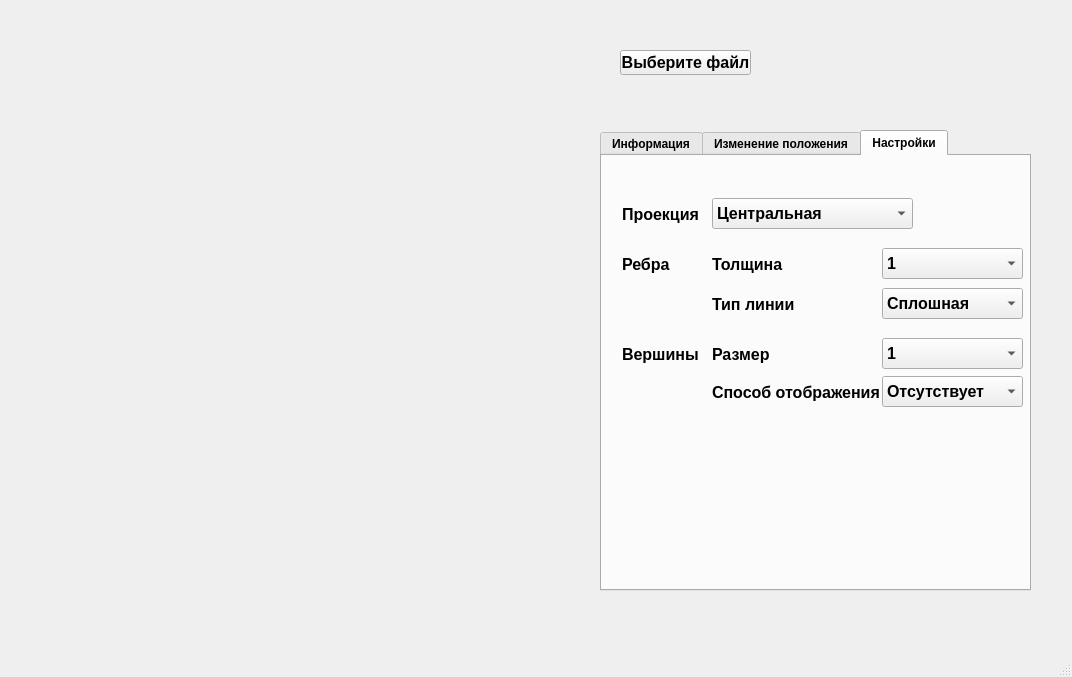
Above: src/view/mainwindow.ui from shii-cchi/3D_Viewer_cc before the change. Below: the same form after it.
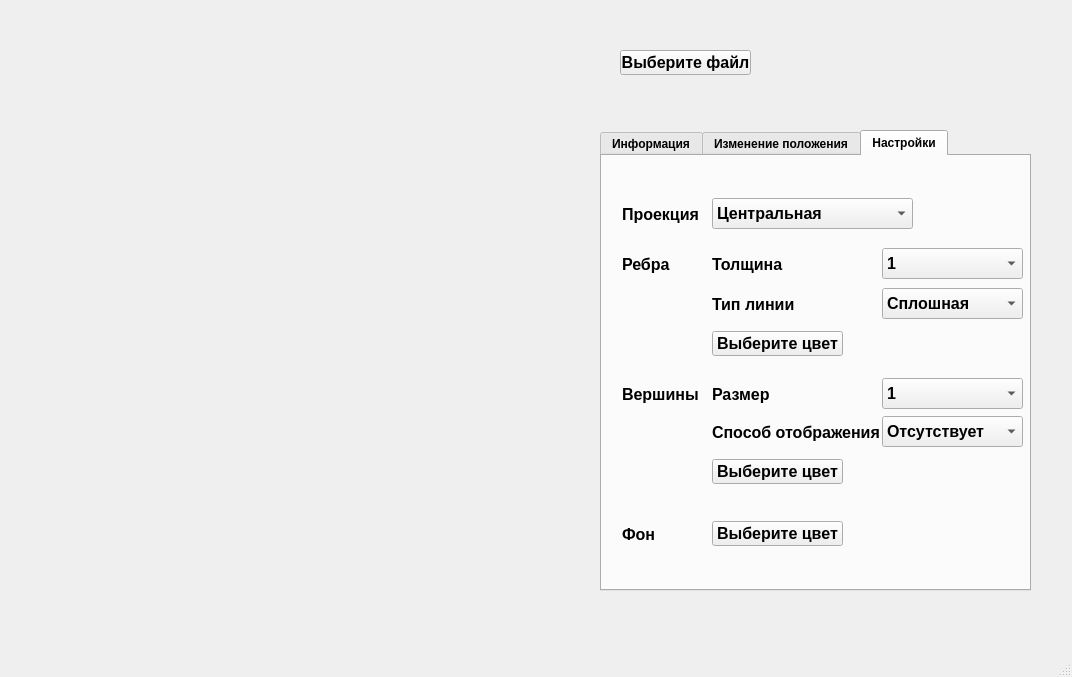
That is the form after the change. The open tabs and pages were chosen to show the change. Custom widgets are drawn as their Qt base class.

```diff
--- a/src/view/mainwindow.ui
+++ b/src/view/mainwindow.ui
@@ -562,7 +562,7 @@
       <property name="geometry">
        <rect>
         <x>280</x>
-        <y>220</y>
+        <y>260</y>
         <width>141</width>
         <height>31</height>
        </rect>
@@ -593,7 +593,7 @@
       <property name="geometry">
        <rect>
         <x>110</x>
-        <y>218</y>
+        <y>258</y>
         <width>171</width>
         <height>36</height>
        </rect>
@@ -612,7 +612,7 @@
       <property name="geometry">
        <rect>
         <x>20</x>
-        <y>180</y>
+        <y>220</y>
         <width>121</width>
         <height>36</height>
        </rect>
@@ -631,7 +631,7 @@
       <property name="geometry">
        <rect>
         <x>110</x>
-        <y>180</y>
+        <y>220</y>
         <width>121</width>
         <height>36</height>
        </rect>
@@ -691,7 +691,7 @@
       <property name="geometry">
        <rect>
         <x>280</x>
-        <y>182</y>
+        <y>222</y>
         <width>141</width>
         <height>31</height>
        </rect>
@@ -728,6 +728,82 @@
        </property>
       </item>
      </widget>
+     <widget class="QPushButton" name="pushButton_color_edges">
+      <property name="geometry">
+       <rect>
+        <x>110</x>
+        <y>175</y>
+        <width>131</width>
+        <height>25</height>
+       </rect>
+      </property>
+      <property name="font">
+       <font>
+        <pointsize>12</pointsize>
+        <bold>true</bold>
+       </font>
+      </property>
+      <property name="text">
+       <string>Выберите цвет</string>
+      </property>
+     </widget>
+     <widget class="QPushButton" name="pushButton_color_vertices">
+      <property name="geometry">
+       <rect>
+        <x>110</x>
+        <y>303</y>
+        <width>131</width>
+        <height>25</height>
+       </rect>
+      </property>
+      <property name="font">
+       <font>
+        <pointsize>12</pointsize>
+        <bold>true</bold>
+       </font>
+      </property>
+      <property name="text">
+       <string>Выберите цвет</string>
+      </property>
+     </widget>
+     <widget class="QLabel" name="label_12">
+      <property name="geometry">
+       <rect>
+        <x>20</x>
+        <y>360</y>
+        <width>121</width>
+        <height>36</height>
+       </rect>
+      </property>
+      <property name="font">
+       <font>
+        <pointsize>12</pointsize>
+        <bold>true</bold>
+       </font>
+      </property>
+      <property name="text">
+       <string>Фон</string>
+      </property>
+     </widget>
+     <widget class="QPushButton" name="pushButton_color_back">
+      <property name="geometry">
+       <rect>
+        <x>110</x>
+        <y>365</y>
+        <width>131</width>
+        <height>25</height>
+       </rect>
+      </property>
+      <property name="font">
+       <font>
+        <pointsize>12</pointsize>
+        <bold>true</bold>
+       </font>
+      </property>
+      <property name="text">
+       <string>Выберите цвет</string>
+      </property>
+     </widget>
     </widget>
    </widget>
   </widget>
```
Left out of the diff: 2 changed lines with no effect on the pictures.
